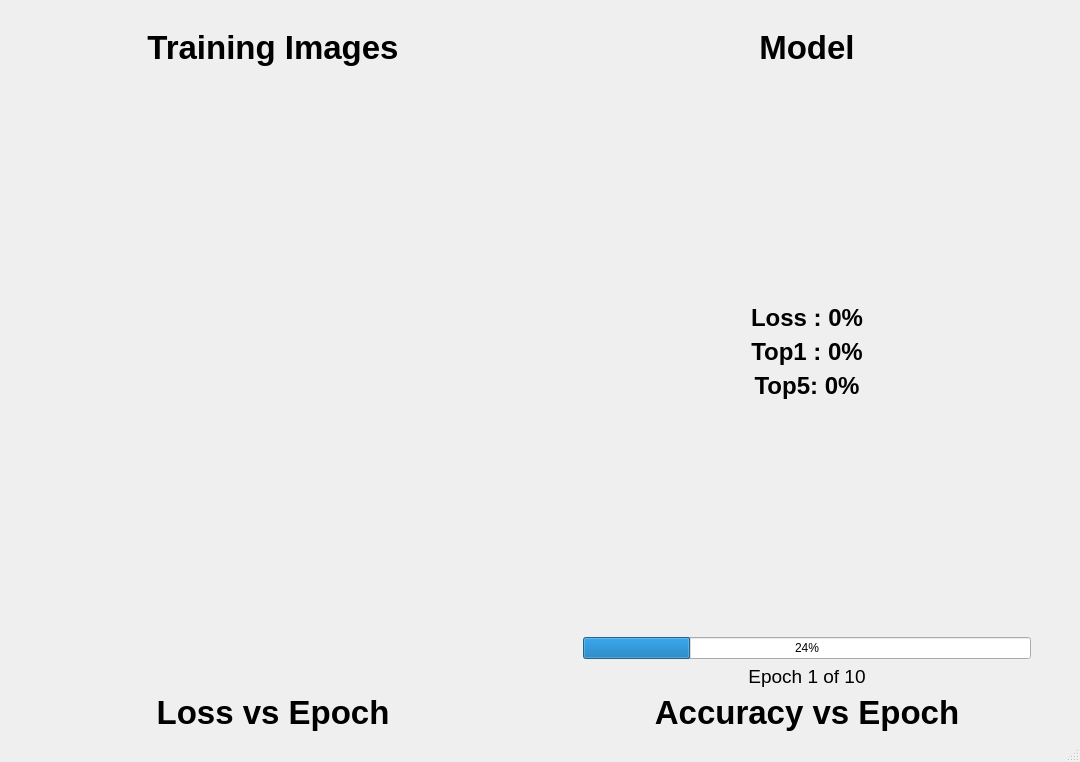
Qt form scripts/train_viewer.ui (kiritigowda/MIVisionX-Neural-Net-Workflow) before a commit.
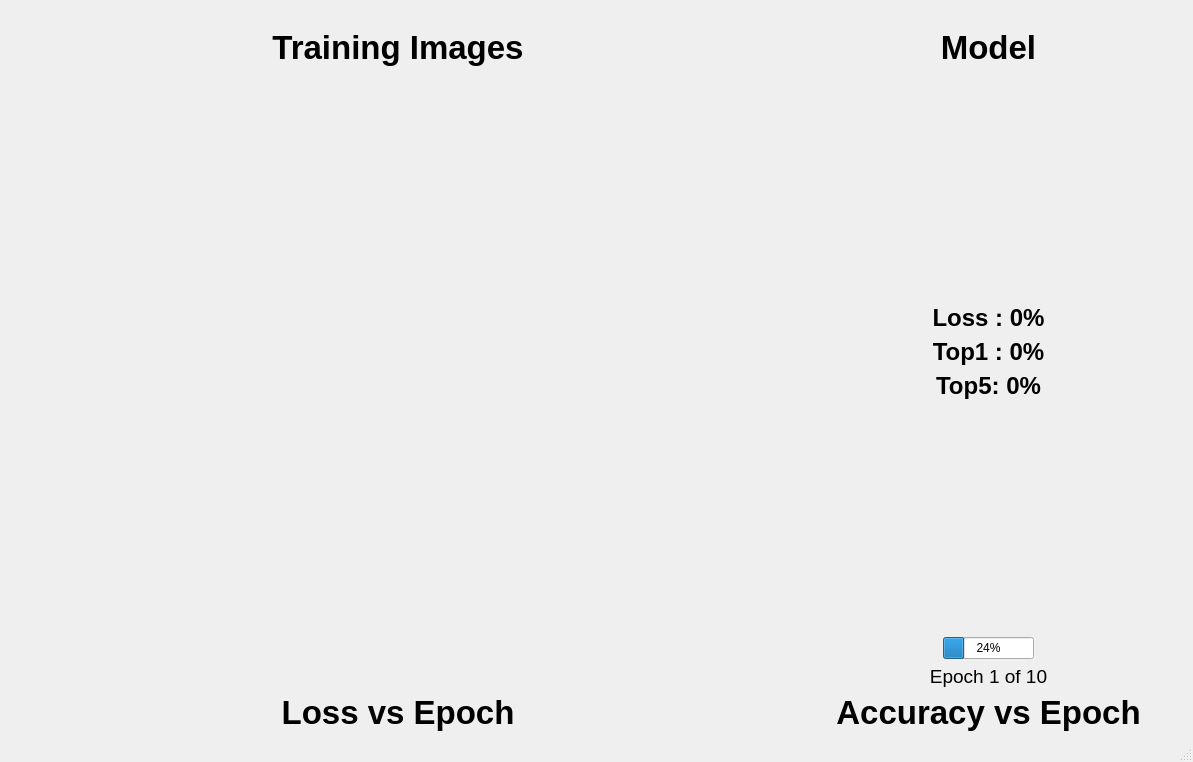
The same form after that commit. Icons and pictures are not drawn.

Patch:
```diff
--- a/scripts/train_viewer.ui
+++ b/scripts/train_viewer.ui
@@ -194,21 +194,15 @@
           <item row="0" column="0">
            <widget class="QLabel" name="image_frame5">
             <property name="sizePolicy">
-             <sizepolicy hsizetype="Fixed" vsizetype="Fixed">
+             <sizepolicy hsizetype="MinimumExpanding" vsizetype="MinimumExpanding">
               <horstretch>0</horstretch>
               <verstretch>0</verstretch>
              </sizepolicy>
             </property>
             <property name="minimumSize">
              <size>
-              <width>110</width>
-              <height>110</height>
-             </size>
-            </property>
-            <property name="sizeIncrement">
-             <size>
-              <width>110</width>
-              <height>110</height>
+              <width>190</width>
+              <height>190</height>
              </size>
             </property>
             <property name="text">
@@ -222,21 +216,15 @@
           <item row="0" column="1">
            <widget class="QLabel" name="image_frame2">
             <property name="sizePolicy">
-             <sizepolicy hsizetype="Fixed" vsizetype="Fixed">
+             <sizepolicy hsizetype="MinimumExpanding" vsizetype="MinimumExpanding">
               <horstretch>0</horstretch>
               <verstretch>0</verstretch>
              </sizepolicy>
             </property>
             <property name="minimumSize">
              <size>
-              <width>110</width>
-              <height>110</height>
-             </size>
-            </property>
-            <property name="sizeIncrement">
-             <size>
-              <width>110</width>
-              <height>110</height>
+              <width>190</width>
+              <height>190</height>
              </size>
             </property>
             <property name="text">
@@ -250,21 +238,15 @@
           <item row="0" column="2">
            <widget class="QLabel" name="image_frame6">
             <property name="sizePolicy">
-             <sizepolicy hsizetype="Fixed" vsizetype="Fixed">
+             <sizepolicy hsizetype="MinimumExpanding" vsizetype="MinimumExpanding">
               <horstretch>0</horstretch>
               <verstretch>0</verstretch>
              </sizepolicy>
             </property>
             <property name="minimumSize">
              <size>
-              <width>110</width>
-              <height>110</height>
-             </size>
-            </property>
-            <property name="sizeIncrement">
-             <size>
-              <width>110</width>
-              <height>110</height>
+              <width>190</width>
+              <height>190</height>
              </size>
             </property>
             <property name="text">
@@ -278,21 +260,15 @@
           <item row="0" column="3">
            <widget class="QLabel" name="image_frame">
             <property name="sizePolicy">
-             <sizepolicy hsizetype="Fixed" vsizetype="Fixed">
+             <sizepolicy hsizetype="MinimumExpanding" vsizetype="MinimumExpanding">
               <horstretch>0</horstretch>
               <verstretch>0</verstretch>
              </sizepolicy>
             </property>
             <property name="minimumSize">
              <size>
-              <width>110</width>
-              <height>110</height>
-             </size>
-            </property>
-            <property name="sizeIncrement">
-             <size>
-              <width>110</width>
-              <height>110</height>
+              <width>190</width>
+              <height>190</height>
              </size>
             </property>
             <property name="text">
@@ -306,21 +282,15 @@
           <item row="1" column="0" rowspan="2">
            <widget class="QLabel" name="image_frame7">
             <property name="sizePolicy">
-             <sizepolicy hsizetype="Fixed" vsizetype="Fixed">
+             <sizepolicy hsizetype="MinimumExpanding" vsizetype="MinimumExpanding">
               <horstretch>0</horstretch>
               <verstretch>0</verstretch>
              </sizepolicy>
             </property>
             <property name="minimumSize">
              <size>
-              <width>110</width>
-              <height>110</height>
-             </size>
-            </property>
-            <property name="sizeIncrement">
-             <size>
-              <width>110</width>
-              <height>110</height>
+              <width>190</width>
+              <height>190</height>
              </size>
             </property>
             <property name="text">
@@ -334,21 +304,15 @@
           <item row="1" column="1" rowspan="2">
            <widget class="QLabel" name="image_frame4">
             <property name="sizePolicy">
-             <sizepolicy hsizetype="Fixed" vsizetype="Fixed">
+             <sizepolicy hsizetype="MinimumExpanding" vsizetype="MinimumExpanding">
               <horstretch>0</horstretch>
               <verstretch>0</verstretch>
              </sizepolicy>
             </property>
             <property name="minimumSize">
              <size>
-              <width>110</width>
-              <height>110</height>
-             </size>
-            </property>
-            <property name="sizeIncrement">
-             <size>
-              <width>110</width>
-              <height>110</height>
+              <width>190</width>
+              <height>190</height>
              </size>
             </property>
             <property name="text">
@@ -362,21 +326,15 @@
           <item row="1" column="2" rowspan="2">
            <widget class="QLabel" name="image_frame3">
             <property name="sizePolicy">
-             <sizepolicy hsizetype="Fixed" vsizetype="Fixed">
+             <sizepolicy hsizetype="MinimumExpanding" vsizetype="MinimumExpanding">
               <horstretch>0</horstretch>
               <verstretch>0</verstretch>
              </sizepolicy>
             </property>
             <property name="minimumSize">
              <size>
-              <width>110</width>
-              <height>110</height>
-             </size>
-            </property>
-            <property name="sizeIncrement">
-             <size>
-              <width>110</width>
-              <height>110</height>
+              <width>190</width>
+              <height>190</height>
              </size>
             </property>
             <property name="text">
@@ -390,21 +348,15 @@
           <item row="1" column="3" rowspan="2">
            <widget class="QLabel" name="image_frame8">
             <property name="sizePolicy">
-             <sizepolicy hsizetype="Fixed" vsizetype="Fixed">
+             <sizepolicy hsizetype="MinimumExpanding" vsizetype="MinimumExpanding">
               <horstretch>0</horstretch>
               <verstretch>0</verstretch>
              </sizepolicy>
             </property>
             <property name="minimumSize">
              <size>
-              <width>110</width>
-              <height>110</height>
-             </size>
-            </property>
-            <property name="sizeIncrement">
-             <size>
-              <width>110</width>
-              <height>110</height>
+              <width>190</width>
+              <height>190</height>
              </size>
             </property>
             <property name="text">
@@ -543,7 +495,7 @@
             </property>
             <property name="sizeHint" stdset="0">
              <size>
-              <width>40</width>
+              <width>150</width>
               <height>20</height>
              </size>
             </property>
@@ -575,7 +527,7 @@
             </property>
             <property name="sizeHint" stdset="0">
              <size>
-              <width>40</width>
+              <width>150</width>
               <height>20</height>
              </size>
             </property>
```
